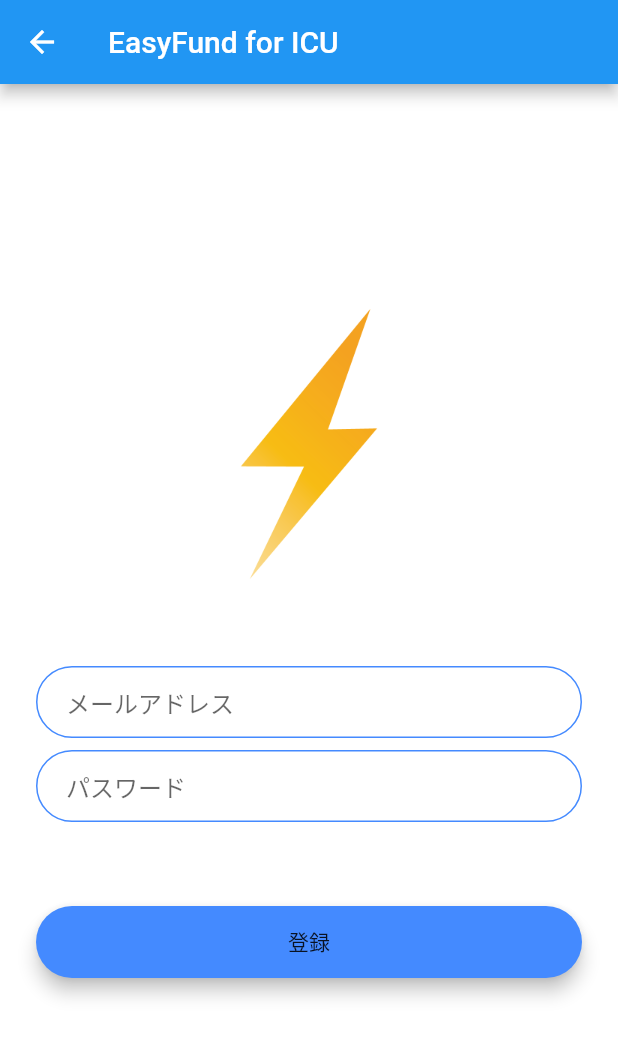
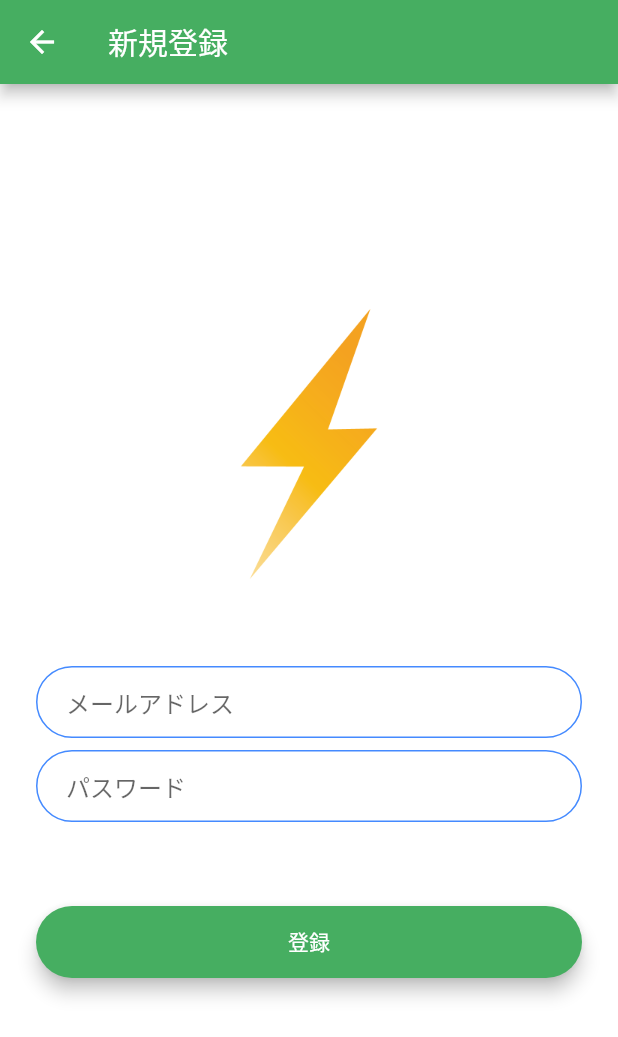
Before and after one commit to mafreud/developer_bidding, a Flutter app: the RegistrationScreen screen opened by its route, on a phone screen of 412 x 824 dp. Shown: the top 1037 px of the screen. Run offline on Flutter 3.47's test engine with Material 2 defaults, Android fonts, the light colour scheme and no system bars; our stand-ins replace animated_text_kit, cloud_firestore, firebase_auth, modal_progress_hud; accounts and stored records are empty.

Commit message:
change colors and words on registration page

```diff
--- a/lib/screens/registration_screen.dart
+++ b/lib/screens/registration_screen.dart
@@ -1,6 +1,7 @@
 import 'package:flutter/material.dart';
 import 'package:easy_fund/constants.dart';
 import 'package:easy_fund/components/rounded_button.dart';
+import 'package:easy_fund/components/colors.dart';
 import 'package:firebase_auth/firebase_auth.dart';
 import 'package:modal_progress_hud/modal_progress_hud.dart';
 import 'package:easy_fund/screens/questions_screen.dart';
@@ -22,8 +23,8 @@ class _RegistrationScreenState extends State<RegistrationScreen> {
   Widget build(BuildContext context) {
     return Scaffold(
       appBar: AppBar(
-        backgroundColor: Colors.blue,
-        title: Text('EasyFund for ICU'),
+        backgroundColor: easyFundMainColor,
+        title: Text('新規登録'),
       ),
       backgroundColor: Colors.white,
       body: ModalProgressHUD(
@@ -71,8 +72,9 @@ class _RegistrationScreenState extends State<RegistrationScreen> {
               Padding(
                 padding: EdgeInsets.symmetric(vertical: 16.0),
                 child: RoundedButton(
+                    buttonTextColors: Colors.white,
                     buttonText: '登録',
-                    buttonColor: Colors.blueAccent,
+                    buttonColor: easyFundMainColor,
                     buttonPressed: () async {
                       setState(() {
                         showSpiner = true;
@@ -92,7 +94,8 @@ class _RegistrationScreenState extends State<RegistrationScreen> {
                         setState(() {
                           showSpiner = false;
                         });
-                      };
+                      }
+                      ;
                     }),
               ),
             ],
```
Also changed, not shown: 1 other file.
